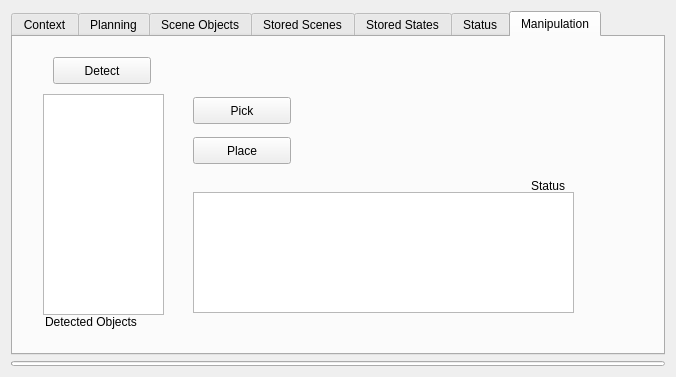
The window that visualization/motion_planning_rviz_plugin/src/ui/motion_planning_rviz_plugin_frame.ui (moveit/moveit_ros) describes before a commit, drawn with Qt 5.
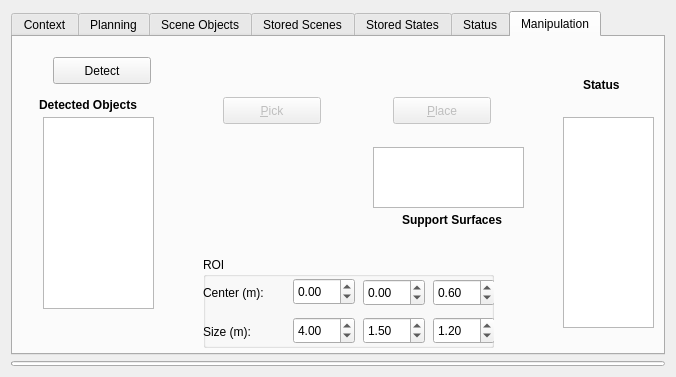
The same window after the commit.

Commit message: adding more implementation for pick and place frame, including ROI for perception, support surface ui and auto-computation of pick and place locations

The edit to the form file:
```diff
--- a/visualization/motion_planning_rviz_plugin/src/ui/motion_planning_rviz_plugin_frame.ui
+++ b/visualization/motion_planning_rviz_plugin/src/ui/motion_planning_rviz_plugin_frame.ui
@@ -1170,76 +1170,262 @@
         <string>Detect</string>
        </property>
       </widget>
-      <widget class="QListView" name="detected_objects_list">
-       <property name="geometry">
-        <rect>
-         <x>30</x>
-         <y>57</y>
-         <width>121</width>
-         <height>221</height>
-        </rect>
-       </property>
-      </widget>
       <widget class="QLabel" name="label_10">
        <property name="geometry">
         <rect>
-         <x>32</x>
-         <y>276</y>
+         <x>26</x>
+         <y>60</y>
          <width>131</width>
          <height>17</height>
         </rect>
        </property>
        <property name="text">
-        <string>Detected Objects</string>
+        <string>&lt;html&gt;&lt;head/&gt;&lt;body&gt;&lt;p&gt;&lt;span style=&quot; font-weight:600;&quot;&gt;Detected Objects&lt;/span&gt;&lt;/p&gt;&lt;/body&gt;&lt;/html&gt;</string>
+       </property>
+       <property name="textFormat">
+        <enum>Qt::RichText</enum>
        </property>
       </widget>
       <widget class="QPushButton" name="pick_button">
+       <property name="enabled">
+        <bool>false</bool>
+       </property>
        <property name="geometry">
         <rect>
-         <x>180</x>
+         <x>210</x>
          <y>60</y>
          <width>98</width>
          <height>27</height>
         </rect>
        </property>
        <property name="text">
-        <string>Pick</string>
+        <string>&amp;Pick</string>
        </property>
       </widget>
       <widget class="QPushButton" name="place_button">
+       <property name="enabled">
+        <bool>false</bool>
+       </property>
        <property name="geometry">
         <rect>
-         <x>180</x>
-         <y>100</y>
+         <x>380</x>
+         <y>60</y>
          <width>98</width>
          <height>27</height>
         </rect>
        </property>
        <property name="text">
-        <string>Place</string>
+        <string>&amp;Place</string>
        </property>
       </widget>
       <widget class="QTextEdit" name="textEdit">
        <property name="geometry">
         <rect>
-         <x>180</x>
-         <y>155</y>
-         <width>381</width>
-         <height>121</height>
+         <x>550</x>
+         <y>80</y>
+         <width>91</width>
+         <height>211</height>
         </rect>
        </property>
       </widget>
       <widget class="QLabel" name="label_11">
        <property name="geometry">
         <rect>
-         <x>518</x>
-         <y>140</y>
-         <width>41</width>
+         <x>570</x>
+         <y>40</y>
+         <width>51</width>
          <height>17</height>
         </rect>
        </property>
        <property name="text">
-        <string>Status</string>
+        <string>&lt;html&gt;&lt;head/&gt;&lt;body&gt;&lt;p&gt;&lt;span style=&quot; font-weight:600;&quot;&gt;Status&lt;/span&gt;&lt;/p&gt;&lt;/body&gt;&lt;/html&gt;</string>
+       </property>
+      </widget>
+      <widget class="QListWidget" name="detected_objects_list">
+       <property name="geometry">
+        <rect>
+         <x>30</x>
+         <y>80</y>
+         <width>111</width>
+         <height>192</height>
+        </rect>
+       </property>
+      </widget>
+      <widget class="QGroupBox" name="groupBox_7">
+       <property name="geometry">
+        <rect>
+         <x>190</x>
+         <y>220</y>
+         <width>291</width>
+         <height>91</height>
+        </rect>
+       </property>
+       <property name="title">
+        <string>ROI</string>
+       </property>
+       <widget class="QLabel" name="label_12">
+        <property name="geometry">
+         <rect>
+          <x>0</x>
+          <y>27</y>
+          <width>81</width>
+          <height>17</height>
+         </rect>
+        </property>
+        <property name="text">
+         <string>Center (m): </string>
+        </property>
+       </widget>
+       <widget class="QLabel" name="label_14">
+        <property name="geometry">
+         <rect>
+          <x>0</x>
+          <y>66</y>
+          <width>81</width>
+          <height>17</height>
+         </rect>
+        </property>
+        <property name="text">
+         <string>Size (m): </string>
+        </property>
+       </widget>
+       <widget class="QDoubleSpinBox" name="roi_center_x">
+        <property name="geometry">
+         <rect>
+          <x>90</x>
+          <y>21</y>
+          <width>62</width>
+          <height>27</height>
+         </rect>
+        </property>
+        <property name="minimum">
+         <double>-99.000000000000000</double>
+        </property>
+        <property name="singleStep">
+         <double>0.010000000000000</double>
+        </property>
+       </widget>
+       <widget class="QDoubleSpinBox" name="roi_center_y">
+        <property name="geometry">
+         <rect>
+          <x>160</x>
+          <y>22</y>
+          <width>62</width>
+          <height>27</height>
+         </rect>
+        </property>
+        <property name="minimum">
+         <double>-99.000000000000000</double>
+        </property>
+        <property name="singleStep">
+         <double>0.010000000000000</double>
+        </property>
+       </widget>
+       <widget class="QDoubleSpinBox" name="roi_center_z">
+        <property name="geometry">
+         <rect>
+          <x>230</x>
+          <y>22</y>
+          <width>62</width>
+          <height>27</height>
+         </rect>
+        </property>
+        <property name="minimum">
+         <double>-99.000000000000000</double>
+        </property>
+        <property name="singleStep">
+         <double>0.010000000000000</double>
+        </property>
+        <property name="value">
+         <double>0.600000000000000</double>
+        </property>
+       </widget>
+       <widget class="QDoubleSpinBox" name="roi_size_x">
+        <property name="geometry">
+         <rect>
+          <x>90</x>
+          <y>60</y>
+          <width>62</width>
+          <height>27</height>
+         </rect>
+        </property>
+        <property name="singleStep">
+         <double>0.010000000000000</double>
+        </property>
+        <property name="value">
+         <double>4.000000000000000</double>
+        </property>
+       </widget>
+       <widget class="QDoubleSpinBox" name="roi_size_y">
+        <property name="geometry">
+         <rect>
+          <x>160</x>
+          <y>60</y>
+          <width>62</width>
+          <height>27</height>
+         </rect>
+        </property>
+        <property name="singleStep">
+         <double>0.010000000000000</double>
+        </property>
+        <property name="value">
+         <double>1.500000000000000</double>
+        </property>
+       </widget>
+       <widget class="QDoubleSpinBox" name="roi_center_y_value_3">
+        <property name="geometry">
+         <rect>
+          <x>320</x>
+          <y>110</y>
+          <width>62</width>
+          <height>27</height>
+         </rect>
+        </property>
+       </widget>
+       <widget class="QDoubleSpinBox" name="roi_size_z">
+        <property name="geometry">
+         <rect>
+          <x>230</x>
+          <y>60</y>
+          <width>62</width>
+          <height>27</height>
+         </rect>
+        </property>
+        <property name="singleStep">
+         <double>0.010000000000000</double>
+        </property>
+        <property name="value">
+         <double>1.200000000000000</double>
+        </property>
+       </widget>
+      </widget>
+      <widget class="QListWidget" name="support_surfaces_list">
+       <property name="geometry">
+        <rect>
+         <x>360</x>
+         <y>110</y>
+         <width>151</width>
+         <height>61</height>
+        </rect>
+       </property>
+      </widget>
+      <widget class="QLabel" name="label_15">
+       <property name="geometry">
+        <rect>
+         <x>389</x>
+         <y>173</y>
+         <width>121</width>
+         <height>20</height>
+        </rect>
+       </property>
+       <property name="font">
+        <font>
+         <weight>75</weight>
+         <bold>true</bold>
+        </font>
+       </property>
+       <property name="text">
+        <string>Support Surfaces</string>
        </property>
       </widget>
      </widget>
```
The commit also changes 8 other files.
